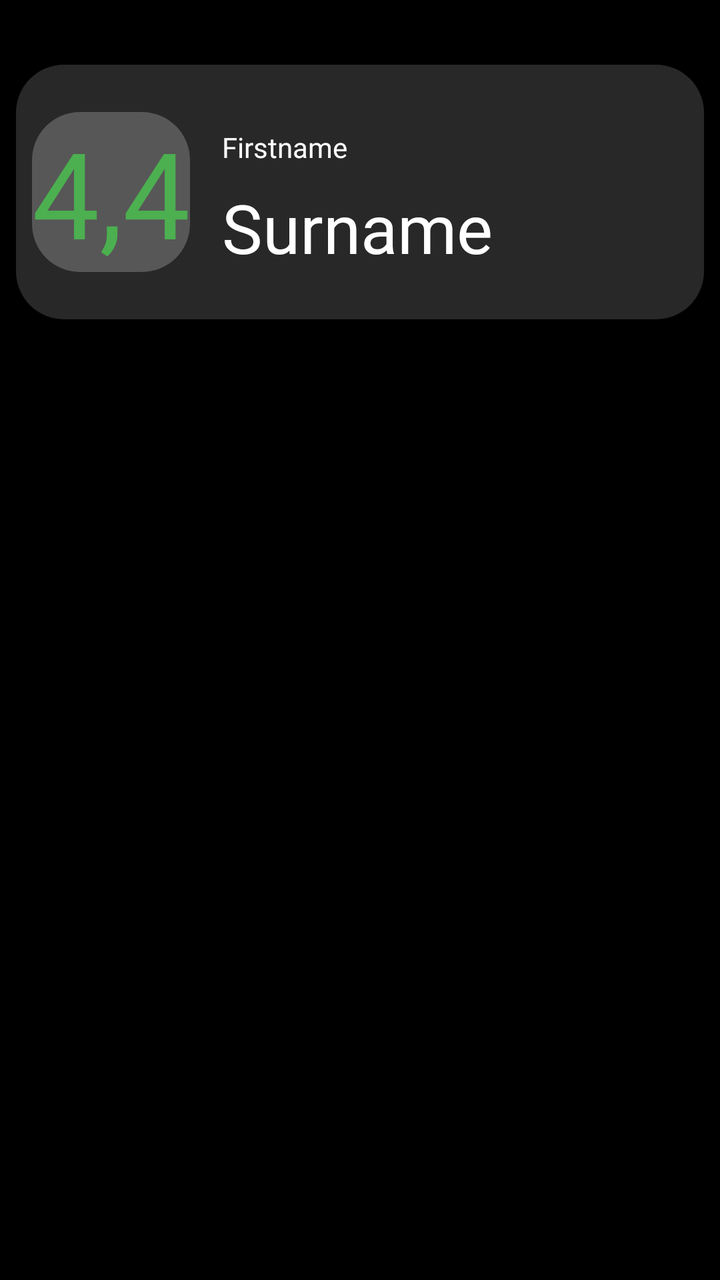
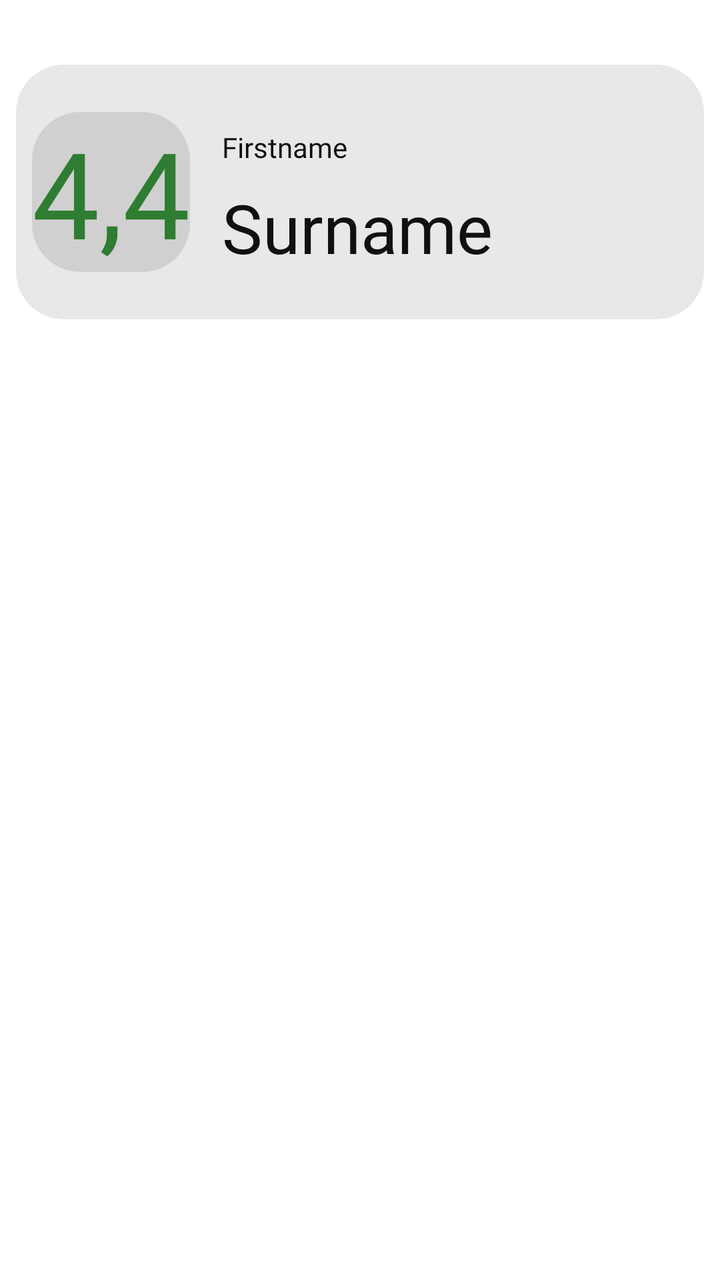

The first picture is an Android layout as it rendered before a commit; the second is the same layout after the commit. The layout source and the unified diff follow.
<!-- AndroidManifest.xml: application theme Theme.MyApplication_Java -->
<!-- res/layout/fragment_profile.xml -->
<?xml version="1.0" encoding="utf-8"?>
<androidx.constraintlayout.widget.ConstraintLayout xmlns:android="http://schemas.android.com/apk/res/android"
    xmlns:app="http://schemas.android.com/apk/res-auto"
    android:layout_width="match_parent"
    android:layout_height="match_parent"
    android:background="#000000">

    <TextView
        android:id="@+id/header_background"
        android:layout_width="0dp"
        android:layout_height="0dp"
        android:layout_marginStart="8dp"
        android:layout_marginTop="-24dp"
        android:layout_marginEnd="8dp"
        android:layout_marginBottom="-24dp"
        android:background="@drawable/rounded_box"
        android:paddingTop="8dp"
        android:paddingBottom="8dp"
        app:layout_constraintBottom_toBottomOf="@+id/averageRatingBackground"
        app:layout_constraintEnd_toEndOf="parent"
        app:layout_constraintStart_toStartOf="parent"
        app:layout_constraintTop_toTopOf="@+id/averageRatingBackground" />

    <TextView
        android:id="@+id/averageRatingBackground"
        android:layout_width="wrap_content"
        android:layout_height="wrap_content"
        android:layout_marginStart="8dp"
        android:layout_marginTop="56dp"
        android:background="@drawable/rounded_box_light"
        android:fontFamily="@font/inter_bold"
        android:text="4,4"
        android:textColor="#4CAF50"
        android:textSize="60sp"
        app:layout_constraintStart_toStartOf="@+id/header_background"
        app:layout_constraintTop_toTopOf="parent" />

    <TextView
        android:id="@+id/name"
        android:layout_width="wrap_content"
        android:layout_height="wrap_content"
        android:layout_marginStart="16dp"
        android:layout_marginTop="8dp"
        android:fontFamily="@font/inter_bold"
        android:text="Firstname"
        android:textColor="#FFFFFF"
        app:layout_constraintStart_toEndOf="@+id/averageRatingBackground"
        app:layout_constraintTop_toTopOf="@+id/averageRatingBackground" />

    <TextView
        android:id="@+id/surname"
        android:layout_width="wrap_content"
        android:layout_height="wrap_content"
        android:layout_marginStart="16dp"
        android:layout_marginTop="8dp"
        android:fontFamily="@font/inter_bold"
        android:text="Surname"
        android:textColor="#FFFFFF"
        android:textSize="34sp"
        app:layout_constraintStart_toEndOf="@+id/averageRatingBackground"
        app:layout_constraintTop_toBottomOf="@+id/name" />

    <androidx.recyclerview.widget.RecyclerView
        android:id="@+id/semester_list"
        android:layout_width="0dp"
        android:layout_height="0dp"
        android:layout_marginStart="16dp"
        android:layout_marginEnd="16dp"
        android:layout_marginBottom="8dp"
        app:layout_constraintBottom_toBottomOf="parent"
        app:layout_constraintEnd_toEndOf="parent"
        app:layout_constraintStart_toStartOf="parent"
        app:layout_constraintTop_toBottomOf="@id/lecture_list">

    </androidx.recyclerview.widget.RecyclerView>

    <androidx.recyclerview.widget.RecyclerView
        android:id="@+id/lecture_list"
        android:layout_width="0dp"
        android:layout_height="wrap_content"
        android:layout_marginStart="16dp"
        android:layout_marginTop="8dp"
        app:layout_constraintBottom_toTopOf="@+id/semester_list"
        app:layout_constraintEnd_toEndOf="parent"
        app:layout_constraintStart_toStartOf="parent"
        app:layout_constraintTop_toBottomOf="@+id/header_background"/>

</androidx.constraintlayout.widget.ConstraintLayout>
<!-- resources referenced by this layout -->
<resources>
  <!-- drawable rounded_box (drawable) -->
  <shape xmlns:android="http://schemas.android.com/apk/res/android">
  
      <solid android:color="#282828"/>
  
      <corners android:radius="24dp"/>
  
  </shape>
  <!-- drawable rounded_box_light (drawable) -->
  <?xml version="1.0" encoding="utf-8"?>
  <shape xmlns:android="http://schemas.android.com/apk/res/android">
  
      <solid android:color="#575757"/>
  
      <corners android:radius="24dp"/>
  
  </shape>
  <style name="Theme.MyApplication_Java" parent="Theme.MaterialComponents.DayNight.NoActionBar">
          
          <item name="colorPrimary">@color/purple_500</item>
          <item name="colorPrimaryVariant">@color/purple_700</item>
          <item name="colorOnPrimary">@color/white</item>
          
          <item name="colorSecondary">@color/teal_200</item>
          <item name="colorSecondaryVariant">@color/teal_700</item>
          <item name="colorOnSecondary">@color/black</item>
          
          <item name="android:statusBarColor">?attr/colorPrimaryVariant</item>
          
      </style>
  <color name="purple_500">#FF6200EE</color>
  <color name="purple_700">#FF3700B3</color>
  <color name="white">#FFFFFFFF</color>
  <color name="teal_200">#FF03DAC5</color>
  <color name="teal_700">#FF018786</color>
  <color name="black">#FF000000</color>
</resources>

<!-- the commit's change to res/layout/fragment_profile.xml (unified diff, before → after) -->
@@ -3,7 +3,7 @@
     xmlns:app="http://schemas.android.com/apk/res-auto"
     android:layout_width="match_parent"
     android:layout_height="match_parent"
-    android:background="#000000">
+    android:background="@color/surface">
 
     <TextView
         android:id="@+id/header_background"
@@ -30,7 +30,7 @@
         android:background="@drawable/rounded_box_light"
         android:fontFamily="@font/inter_bold"
         android:text="4,4"
-        android:textColor="#4CAF50"
+        android:textColor="@color/accent_positive"
         android:textSize="60sp"
         app:layout_constraintStart_toStartOf="@+id/header_background"
         app:layout_constraintTop_toTopOf="parent" />
@@ -43,7 +43,7 @@
         android:layout_marginTop="8dp"
         android:fontFamily="@font/inter_bold"
         android:text="Firstname"
-        android:textColor="#FFFFFF"
+        android:textColor="@color/text_primary"
         app:layout_constraintStart_toEndOf="@+id/averageRatingBackground"
         app:layout_constraintTop_toTopOf="@+id/averageRatingBackground" />
 
@@ -55,7 +55,7 @@
         android:layout_marginTop="8dp"
         android:fontFamily="@font/inter_bold"
         android:text="Surname"
-        android:textColor="#FFFFFF"
+        android:textColor="@color/text_primary"
         android:textSize="34sp"
         app:layout_constraintStart_toEndOf="@+id/averageRatingBackground"
         app:layout_constraintTop_toBottomOf="@+id/name" />
<!-- resource entries referenced after the edit -->
@@ -1,9 +1,12 @@
 <!-- resources referenced by this layout -->
 <resources>
+  <color name="accent_positive">#FF2E7D32</color>
+  <color name="surface">#FFFFFFFF</color>
+  <color name="text_primary">#FF101010</color>
   <!-- drawable rounded_box (drawable) -->
   <shape xmlns:android="http://schemas.android.com/apk/res/android">
   
-      <solid android:color="#282828"/>
+      <solid android:color="@color/surface_container"/>
   
       <corners android:radius="24dp"/>
   
@@ -12,29 +15,40 @@
   <?xml version="1.0" encoding="utf-8"?>
   <shape xmlns:android="http://schemas.android.com/apk/res/android">
   
-      <solid android:color="#575757"/>
+      <solid android:color="@color/surface_container_high"/>
   
       <corners android:radius="24dp"/>
   
   </shape>
   <style name="Theme.MyApplication_Java" parent="Theme.MaterialComponents.DayNight.NoActionBar">
           
-          <item name="colorPrimary">@color/purple_500</item>
-          <item name="colorPrimaryVariant">@color/purple_700</item>
-          <item name="colorOnPrimary">@color/white</item>
+          <item name="colorPrimary">@color/text_primary</item>
+          <item name="colorPrimaryVariant">@color/text_primary</item>
+          <item name="colorOnPrimary">@color/text_on_inverse</item>
+          <item name="colorSecondary">@color/text_primary</item>
+          <item name="colorSecondaryVariant">@color/text_primary</item>
+          <item name="colorOnSecondary">@color/text_on_inverse</item>
+  
           
-          <item name="colorSecondary">@color/teal_200</item>
-          <item name="colorSecondaryVariant">@color/teal_700</item>
-          <item name="colorOnSecondary">@color/black</item>
+          <item name="android:windowBackground">@color/surface</item>
+          <item name="colorSurface">@color/surface_container</item>
+          <item name="colorOnSurface">@color/text_primary</item>
+          <item name="colorError">@color/danger</item>
+          <item name="colorOnError">@color/text_on_inverse</item>
+  
+          <item name="android:textColorPrimary">@color/text_primary</item>
+          <item name="android:textColorSecondary">@color/text_muted</item>
+          <item name="android:textColorHint">@color/text_hint</item>
+  
           
-          <item name="android:statusBarColor">?attr/colorPrimaryVariant</item>
-          
+          <item name="android:statusBarColor">@android:color/transparent</item>
+          <item name="android:navigationBarColor">@android:color/transparent</item>
       </style>
-  <color name="purple_500">#FF6200EE</color>
-  <color name="purple_700">#FF3700B3</color>
-  <color name="white">#FFFFFFFF</color>
-  <color name="teal_200">#FF03DAC5</color>
-  <color name="teal_700">#FF018786</color>
-  <color name="black">#FF000000</color>
+  <color name="surface_container">#FFE8E8E8</color>
+  <color name="surface_container_high">#FFD0D0D0</color>
+  <color name="text_on_inverse">#FFFFFFFF</color>
+  <color name="danger">#FFB3261E</color>
+  <color name="text_muted">#FF5F5D5D</color>
+  <color name="text_hint">#FF8A8A8A</color>
 </resources>
 
